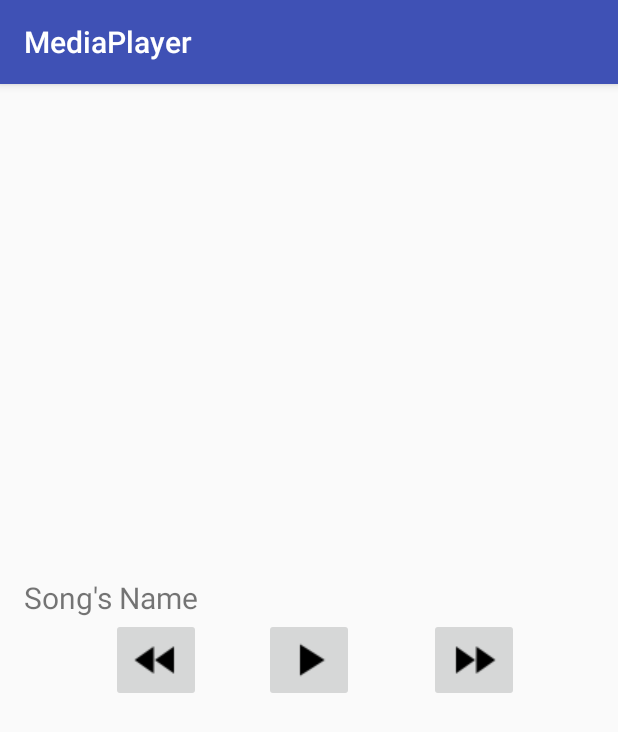
After one commit to adiarbib/MediaPlayer, an Android app: the OpenSongActivity screen opened directly, with no data from a screen before it, on a phone screen of 412 x 824 dp. The commit adds this screen. Shown: the top 732 px of the screen. Run offline under Robolectric (Android 15) with nearby library versions, the phone set to English and light mode, and no system bars.

Commit message:
Starting level 4

```diff
--- a/MediaPlayer/app/src/main/AndroidManifest.xml
+++ b/MediaPlayer/app/src/main/AndroidManifest.xml
@@ -15,12 +15,24 @@
                 <category android:name="android.intent.category.LAUNCHER" />
             </intent-filter>
         </activity>
-        <service android:name=".MediaService"
-            android:exported="false"/>
+
+        <service
+            android:name=".MediaService"
+            android:exported="false" />
+
         <meta-data
             android:name="com.google.android.gms.version"
             android:value="@integer/google_play_services_version" />
 
+        <activity android:name=".OpenSongActivity">
+            <intent-filter>
+                <action android:name="android.intent.action.VIEW" />
+
+                <category android:name="android.intent.category.DEFAULT" />
+
+                <data android:mimeType="audio/*" />
+            </intent-filter>
+        </activity>
     </application>
 
 </manifest>
--- a/MediaPlayer/app/src/main/java/com/example/user/mediaplayer/MainActivity.java
+++ b/MediaPlayer/app/src/main/java/com/example/user/mediaplayer/MainActivity.java
@@ -79,6 +79,8 @@ public class MainActivity extends AppCompatActivity {
     }
 
 
+
+
     @Override
     protected void onStart() {
         super.onStart();
--- /dev/null
+++ b/MediaPlayer/app/src/main/java/com/example/user/mediaplayer/OpenSongActivity.java
@@ -0,0 +1,38 @@
+package com.example.user.mediaplayer;
+
+import android.content.Intent;
+import android.content.IntentFilter;
+import android.support.v7.app.AppCompatActivity;
+import android.os.Bundle;
+import android.util.Log;
+import android.widget.ImageButton;
+import android.widget.TextView;
+
+import java.io.File;
+
+
+
+public class OpenSongActivity extends AppCompatActivity {
+
+    private TextView songName;
+    ImageButton playOrPause;
+    ImageButton forawrd;
+    ImageButton backward;
+
+    @Override
+    protected void onCreate(Bundle savedInstanceState) {
+        super.onCreate(savedInstanceState);
+        setContentView(R.layout.activity_open_song);
+
+        songName=(TextView)findViewById(R.id.songName);
+
+        if (Intent.ACTION_VIEW.equals(getIntent().getAction()))
+        {
+            File file = new File(getIntent().getData().getPath());
+            songName.setText(file.getName().toString());
+
+            Log.e("hi","hi");
+            // do what you want with the file...
+        }
+    }
+}
--- a/MediaPlayer/app/src/main/java/com/example/user/mediaplayer/Song.java
+++ b/MediaPlayer/app/src/main/java/com/example/user/mediaplayer/Song.java
@@ -1,16 +1,22 @@
 package com.example.user.mediaplayer;
+
+import android.content.res.Resources;
 
 import java.io.Serializable;
 
 public class Song implements Serializable
 {
+    private final String ANDROID_RESOURCE_PATH="android.resource://com.example.user.mediaplayer/raw/";
+
     private String name;
     private int resId;
+    private String uriString;
 
 
     public Song(String name, int resID) {
         this.name = name;
         this.resId=resID;
+        this.uriString=ANDROID_RESOURCE_PATH+ Resources.getSystem().getResourceEntryName(resID);
     }
 
     public String getName() {
--- /dev/null
+++ b/MediaPlayer/app/src/main/res/layout/activity_open_song.xml
@@ -0,0 +1,48 @@
+<?xml version="1.0" encoding="utf-8"?>
+<RelativeLayout xmlns:android="http://schemas.android.com/apk/res/android"
+    xmlns:tools="http://schemas.android.com/tools"
+    android:layout_width="match_parent"
+    android:layout_height="match_parent"
+    android:paddingBottom="@dimen/activity_vertical_margin"
+    android:paddingLeft="@dimen/activity_horizontal_margin"
+    android:paddingRight="@dimen/activity_horizontal_margin"
+    android:paddingTop="@dimen/activity_vertical_margin"
+    tools:context="com.example.user.mediaplayer.OpenSongActivity">
+
+    <ImageButton
+        android:id="@+id/backward"
+        android:layout_width="wrap_content"
+        android:layout_height="wrap_content"
+        android:src="@drawable/back"
+        android:layout_alignTop="@+id/playOrPause"
+        android:layout_toStartOf="@+id/playOrPause"
+        android:layout_marginEnd="42dp" />
+
+    <ImageButton
+        android:id="@+id/playOrPause"
+        android:layout_width="wrap_content"
+        android:layout_height="wrap_content"
+        android:src="@drawable/play"
+        android:layout_alignTop="@+id/forward"
+        android:layout_centerHorizontal="true" />
+
+    <ImageButton
+        android:id="@+id/forward"
+        android:layout_width="wrap_content"
+        android:layout_height="wrap_content"
+        android:src="@drawable/forward"
+        android:layout_centerVertical="true"
+        android:layout_alignParentEnd="true"
+        android:layout_marginEnd="50dp" />
+
+    <TextView
+        android:layout_width="wrap_content"
+        android:layout_height="wrap_content"
+        android:text="Song's Name"
+        android:id="@+id/songName"
+        android:layout_alignParentEnd="true"
+        android:layout_alignParentStart="true"
+        android:textSize="20dp"
+        android:layout_above="@+id/backward" />
+
+</RelativeLayout>
```
